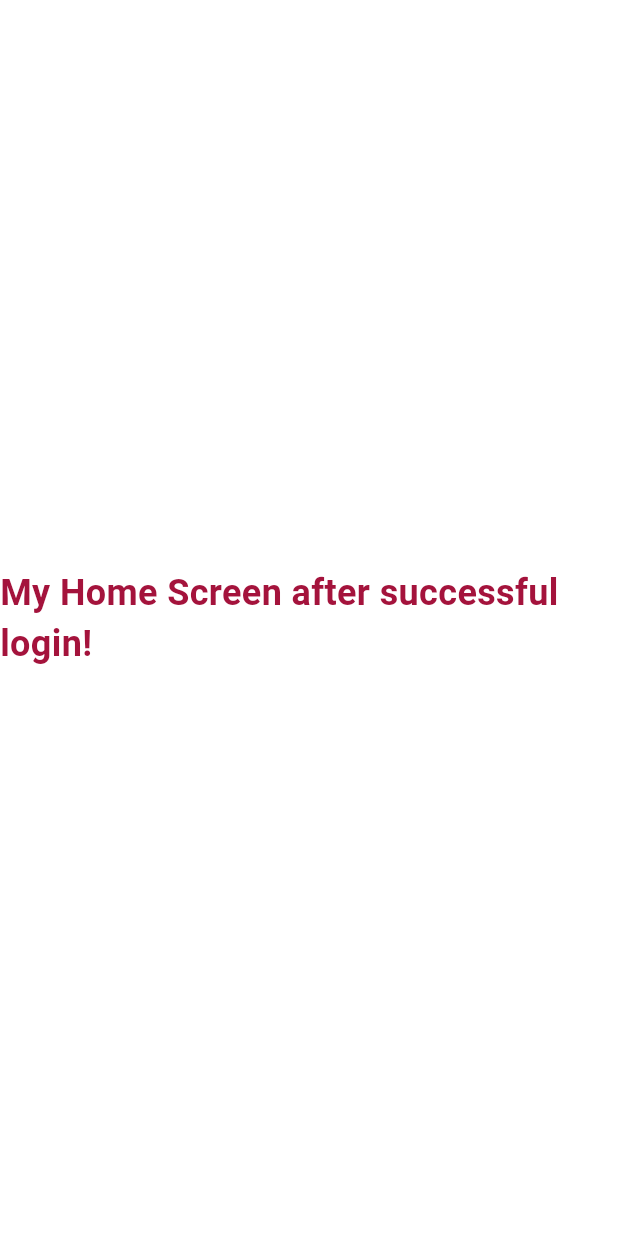
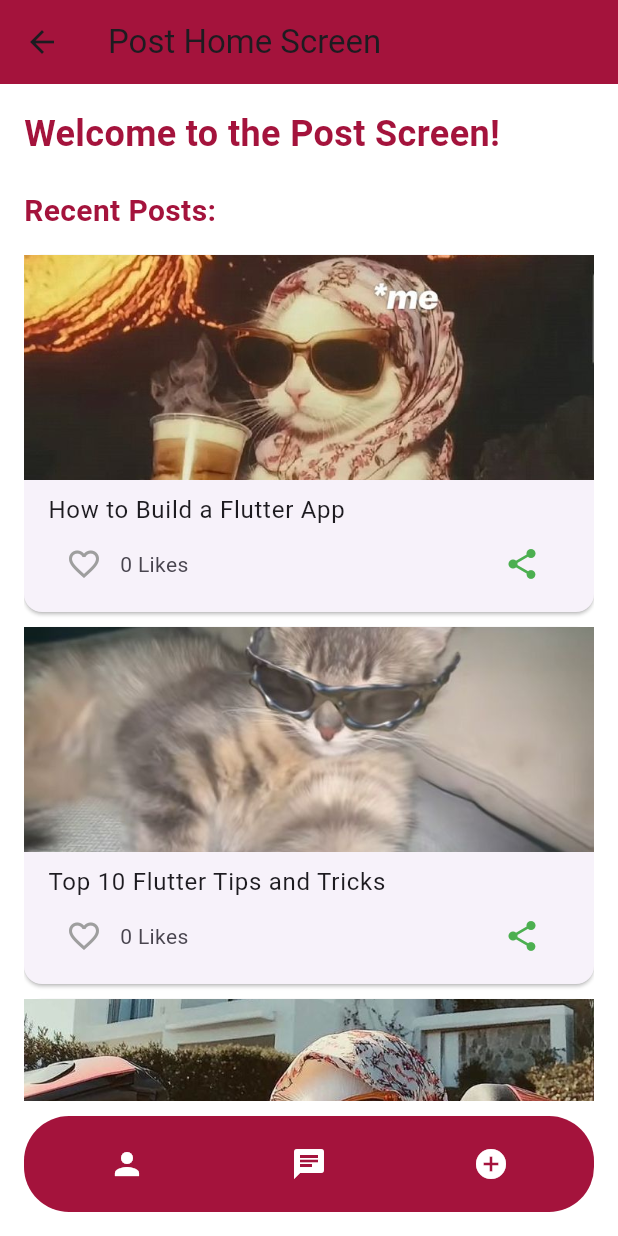
Before and after one commit to nidhii2003/socialbee, a Flutter app: the HomeScreen screen opened directly, on a phone screen of 412 x 824 dp. Run offline on Flutter 3.47's test engine with Material 3 defaults, Android fonts, the phone set to English and light mode, and no system bars; Roboto replaces fonts that are missing (inter).

Commit message:
Created post home page by designing cards and created footer which navigates to page

```diff
--- a/lib/screens/home_screen.dart
+++ b/lib/screens/home_screen.dart
@@ -1,21 +1,186 @@
 import 'package:flutter/material.dart';
 import 'package:socialbee/app_colors.dart';
 
-class HomeScreen extends StatelessWidget {
+// Import the newly created screens
+import 'chat_screen.dart';
+import 'create_blog_screen.dart';
+import 'profile_screen.dart';
+
+class HomeScreen extends StatefulWidget {
   const HomeScreen({Key? key}) : super(key: key);
+
+  @override
+  _HomeScreenState createState() => _HomeScreenState();
+}
+
+class _HomeScreenState extends State<HomeScreen> {
+  List<Map<String, dynamic>> posts = [
+    {
+      "title": "How to Build a Flutter App",
+      "likes": 0,
+      "isLiked": false,
+      "image": "assets/images/post_1.jpg"
+    },
+    {
+      "title": "Top 10 Flutter Tips and Tricks",
+      "likes": 0,
+      "isLiked": false,
+      "image": "assets/images/post_2.jpg"
+    },
+    {
+      "title": "Understanding Flutter Widgets",
+      "likes": 0,
+      "isLiked": false,
+      "image": "assets/images/post_3.jpg"
+    },
+    {
+      "title": "State Management in Flutter",
+      "likes": 0,
+      "isLiked": false,
+      "image": "assets/images/post_4.jpg"
+    },
+    {
+      "title": "Building a Responsive Flutter UI",
+      "likes": 0,
+      "isLiked": false,
+      "image": "assets/images/post_5.jpg"
+    },
+  ];
+
+  void _toggleLike(int index) {
+    setState(() {
+      if (posts[index]["isLiked"]) {
+        posts[index]["likes"]--;
+      } else {
+        posts[index]["likes"]++;
+      }
+      posts[index]["isLiked"] = !posts[index]["isLiked"];
+    });
+  }
+
+  void _sharePost(int index) {
+    print("Shared post: ${posts[index]["title"]}");
+  }
+
+  // Navigation Methods
+  void _navigateToProfile() {
+    Navigator.push(
+      context,
+      MaterialPageRoute(builder: (context) => ProfileScreen()), // Navigate to ProfileScreen
+    );
+  }
+
+  void _navigateToChat() {
+    Navigator.push(
+      context,
+      MaterialPageRoute(builder: (context) => ChatScreen()), // Navigate to ChatScreen
+    );
+  }
+
+  void _navigateToCreatePost() {
+    Navigator.push(
+      context,
+      MaterialPageRoute(builder: (context) => CreateBlogScreen()), // Navigate to CreateBlogScreen
+    );
+  }
 
   @override
   Widget build(BuildContext context) {
     return Scaffold(
-      backgroundColor: Colors.white, // White background
-      body: Center(
-        child: Text(
-          'My Home Screen after successful login!',
-          style: TextStyle(
-            fontSize: 24,
-            fontWeight: FontWeight.bold,
-            color: AppColors.primaryColor, // Using primary color from app_colors.dart
-          ),
+      backgroundColor: Colors.white,
+      appBar: AppBar(
+        title: Text('Post Home Screen'),
+        backgroundColor: AppColors.primaryColor,
+      ),
+      body: Padding(
+        padding: const EdgeInsets.all(16.0),
+        child: Column(
+          crossAxisAlignment: CrossAxisAlignment.start,
+          children: [
+            Text(
+              'Welcome to the Post Screen!',
+              style: TextStyle(
+                fontSize: 24,
+                fontWeight: FontWeight.bold,
+                color: AppColors.primaryColor,
+              ),
+            ),
+            SizedBox(height: 20),
+            Text(
+              'Recent Posts:',
+              style: TextStyle(
+                fontSize: 20,
+                fontWeight: FontWeight.w600,
+                color: AppColors.primaryColor,
+              ),
+            ),
+            SizedBox(height: 10),
+            Expanded(
+              child: ListView.builder(
+                itemCount: posts.length,
+                itemBuilder: (context, index) {
+                  return Card(
+                    margin: EdgeInsets.symmetric(vertical: 5),
+                    child: Column(
+                      children: [
+                        Image.asset(
+                          posts[index]["image"],
+                          height: 150,
+                          width: double.infinity,
+                          fit: BoxFit.cover,
+                        ),
+                        ListTile(
+                          title: Text(posts[index]["title"]),
+                          subtitle: Row(
+                            children: [
+                              IconButton(
+                                icon: Icon(
+                                  posts[index]["isLiked"] ? Icons.favorite : Icons.favorite_border,
+                                  color: posts[index]["isLiked"] ? Colors.red : Colors.grey,
+                                ),
+                                onPressed: () => _toggleLike(index),
+                              ),
+                              Text("${posts[index]["likes"]} Likes"),
+                              Spacer(),
+                              IconButton(
+                                icon: Icon(Icons.share, color: Colors.green),
+                                onPressed: () => _sharePost(index),
+                              ),
+                            ],
+                          ),
+                        ),
+                      ],
+                    ),
+                  );
+                },
+              ),
+            ),
+            SizedBox(height: 10),
+            Container(
+              padding: EdgeInsets.all(8),
+              decoration: BoxDecoration(
+                color: AppColors.primaryColor,
+                borderRadius: BorderRadius.circular(30),
+              ),
+              child: Row(
+                mainAxisAlignment: MainAxisAlignment.spaceAround,
+                children: [
+                  IconButton(
+                    icon: Icon(Icons.person, color: Colors.white),
+                    onPressed: _navigateToProfile,
+                  ),
+                  IconButton(
+                    icon: Icon(Icons.chat, color: Colors.white),
+                    onPressed: _navigateToChat,
+                  ),
+                  IconButton(
+                    icon: Icon(Icons.add_circle, color: Colors.white),
+                    onPressed: _navigateToCreatePost,
+                  ),
+                ],
+              ),
+            ),
+          ],
         ),
       ),
     );
```
